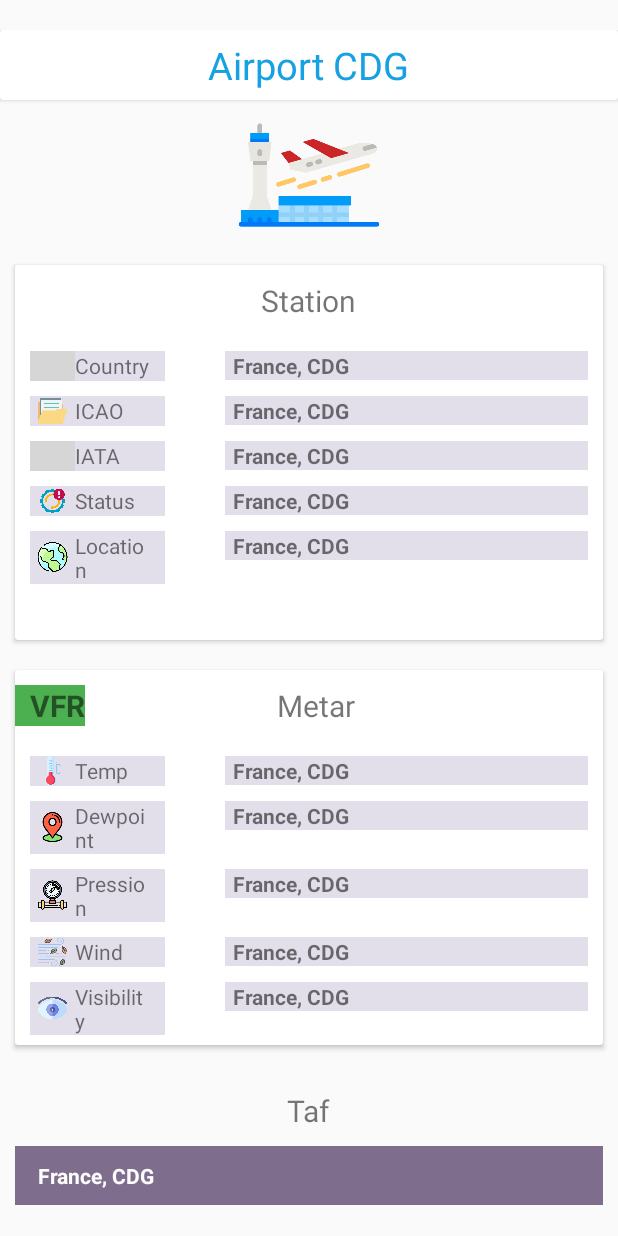
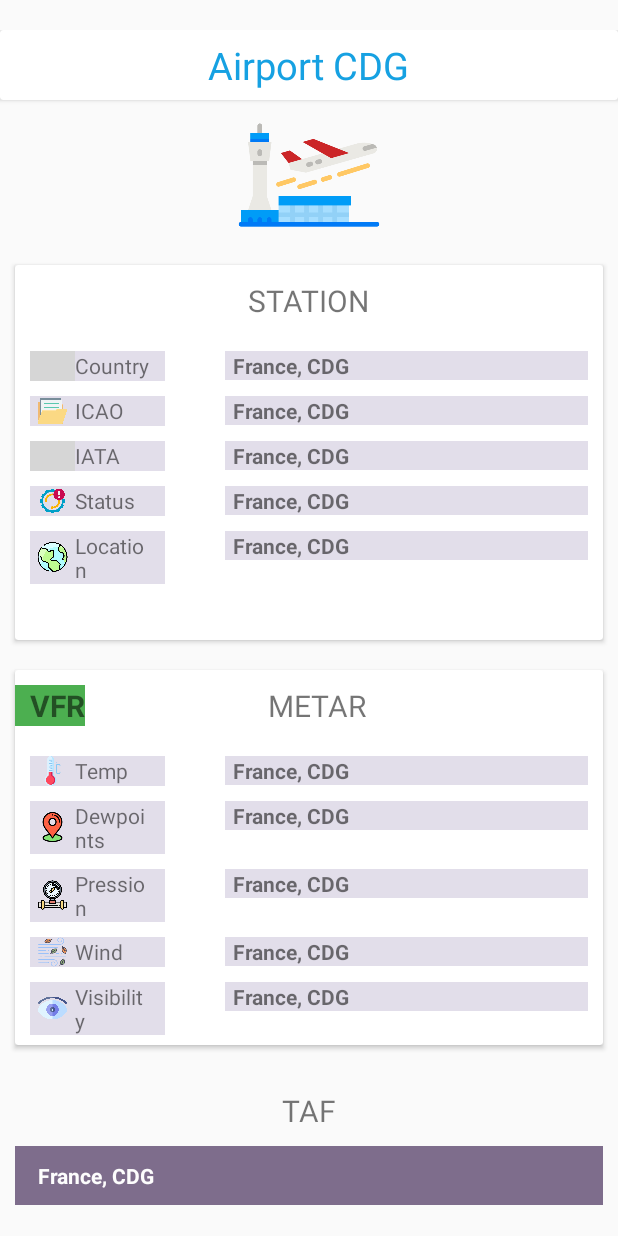
Before and after one commit to Manoucha/AeroportsApp1, an Android app: the layout fragment_page.xml on its own in the app's theme, with its tools: preview values and no code run, on a phone screen of 412 x 824 dp. Run offline under Robolectric (Android 15) with nearby library versions, the phone set to English and light mode, and no system bars; Roboto replaces fonts that are not available here; grey boxes are pictures that could not be loaded.

Commit message:
traduction done

```diff
--- a/app/src/main/res/layout/activity_splash_screen.xml
+++ b/app/src/main/res/layout/activity_splash_screen.xml
@@ -30,7 +30,7 @@
         android:layout_marginTop="20dp"
         android:textSize="30dp"
         android:fontFamily="@font/bubble"
-        android:text="Find all data you want"
+        android:text="@string/splash"
         android:textColor="#527C78" />
 
 </LinearLayout>
--- a/app/src/main/res/layout/fragment_historique.xml
+++ b/app/src/main/res/layout/fragment_historique.xml
@@ -25,7 +25,7 @@
                 android:layout_gravity="center"
                 android:layout_margin="6dp"
                 android:fontFamily="@font/bubble"
-                android:text="Aeroport recement cherchés"
+                android:text="@string/historique"
                 android:textColor="#16A1E2"
                 android:textSize="25sp"
                 tools:layout_constraintEnd_toEndOf="@+id/metar"
--- a/app/src/main/res/layout/fragment_page.xml
+++ b/app/src/main/res/layout/fragment_page.xml
@@ -55,7 +55,7 @@
             >
             <TextView
                 android:layout_width="wrap_content"
-                android:text="Station"
+                android:text="@string/station"
                 android:textSize="20dp"
                 android:layout_marginTop="10dp"
                 android:layout_marginBottom="10dp"
@@ -82,7 +82,7 @@
                 <TextView
                     android:layout_width="wrap_content"
                     android:layout_height="wrap_content"
-                    android:text="Country"
+                    android:text="@string/Country"
                     android:layout_marginEnd="10dp"
                     android:fontFamily="@font/annie_use_your_telescope"/>
                 </LinearLayout>
@@ -128,7 +128,7 @@
                     <TextView
                         android:layout_width="wrap_content"
                         android:layout_height="wrap_content"
-                        android:text="ICAO"
+                        android:text="@string/oaci"
                         android:layout_marginEnd="10dp"
                         android:fontFamily="@font/annie_use_your_telescope"/>
                 </LinearLayout>
@@ -175,7 +175,7 @@
                     <TextView
                         android:layout_width="wrap_content"
                         android:layout_height="wrap_content"
-                        android:text="IATA"
+                        android:text="@string/iata"
                         android:layout_marginEnd="10dp"
                         android:fontFamily="@font/annie_use_your_telescope"/>
                 </LinearLayout>
@@ -221,7 +221,7 @@
                     <TextView
                         android:layout_width="wrap_content"
                         android:layout_height="wrap_content"
-                        android:text="Status"
+                        android:text="@string/statut"
                         android:layout_marginEnd="10dp"
                         android:fontFamily="@font/annie_use_your_telescope"/>
                 </LinearLayout>
@@ -267,7 +267,7 @@
                     <TextView
                         android:layout_width="wrap_content"
                         android:layout_height="wrap_content"
-                        android:text="Location"
+                        android:text="@string/location"
                         android:layout_marginEnd="10dp"
                         android:fontFamily="@font/annie_use_your_telescope"/>
                 </LinearLayout>
@@ -345,7 +345,7 @@
                     android:layout_height="wrap_content"
                     android:layout_gravity="center_horizontal"
                     android:fontFamily="@font/bubble"
-                    android:text="Metar"
+                    android:text="@string/metar"
                     android:textSize="20dp"
                     app:layout_constraintBottom_toBottomOf="parent"
                     app:layout_constraintEnd_toEndOf="parent"
@@ -375,7 +375,7 @@
                     <TextView
                         android:layout_width="wrap_content"
                         android:layout_height="wrap_content"
-                        android:text="Temp"
+                        android:text="@string/temp"
                         android:fontFamily="@font/annie_use_your_telescope"/>
                 </LinearLayout>
 
@@ -420,7 +420,7 @@
                     <TextView
                         android:layout_width="wrap_content"
                         android:layout_height="wrap_content"
-                        android:text="Dewpoint"
+                        android:text="@string/dewpoints"
                         android:layout_marginEnd="10dp"
                         android:fontFamily="@font/annie_use_your_telescope"/>
                 </LinearLayout>
@@ -467,7 +467,7 @@
                     <TextView
                         android:layout_width="wrap_content"
                         android:layout_height="wrap_content"
-                        android:text="Pression"
+                        android:text="@string/pression"
                         android:layout_marginEnd="10dp"
                         android:fontFamily="@font/annie_use_your_telescope"/>
                 </LinearLayout>
@@ -513,7 +513,7 @@
                     <TextView
                         android:layout_width="wrap_content"
                         android:layout_height="wrap_content"
-                        android:text="Wind"
+                        android:text="@string/wind"
                         android:layout_marginEnd="10dp"
                         android:fontFamily="@font/annie_use_your_telescope"/>
                 </LinearLayout>
@@ -559,7 +559,7 @@
                     <TextView
                         android:layout_width="wrap_content"
                         android:layout_height="wrap_content"
-                        android:text="Visibility"
+                        android:text="@string/visibilite"
                         android:layout_marginEnd="10dp"
                         android:fontFamily="@font/annie_use_your_telescope"/>
                 </LinearLayout>
@@ -608,7 +608,7 @@
                     <TextView
                         android:layout_width="wrap_content"
                         android:layout_height="wrap_content"
-                        android:text="Cloud"
+                        android:text="@string/cloud"
                         android:layout_marginEnd="10dp"
                         android:fontFamily="@font/annie_use_your_telescope"/>
                 </LinearLayout>
@@ -653,7 +653,7 @@
                     android:layout_height="wrap_content"
                     android:layout_gravity="center_horizontal"
                     android:fontFamily="@font/bubble"
-                    android:text="Taf"
+                    android:text="@string/taf"
                     android:textSize="20dp"
                     android:layout_marginTop="20dp"
                     app:layout_constraintBottom_toBottomOf="parent"
--- a/app/src/main/res/layout/fragment_search.xml
+++ b/app/src/main/res/layout/fragment_search.xml
@@ -26,7 +26,7 @@
             android:layout_marginTop="20dp"
             android:textSize="20dp"
             android:fontFamily="@font/bubble"
-            android:text="Quel aeroport cherchez vous ?"
+            android:text="@string/question"
             android:textColor="#527C78" />
 
 
@@ -95,7 +95,7 @@
             android:layout_gravity="center_horizontal"
             android:letterSpacing="0.35"
             android:textColor="#838383"
-            android:text="SEARCH"
+            android:text="@string/searchbtn"
             android:visibility="invisible"
             android:layout_marginBottom="20dp"
             />
--- a/app/src/main/res/values/strings.xml
+++ b/app/src/main/res/values/strings.xml
@@ -1,10 +1,41 @@
 <resources>
-    <string name="app_name">Airport Finder</string>
+    <string name="app_name" translatable="false">Airport Finder</string>
     <!-- TODO: Remove or change this placeholder text -->
-    <string name="hello_blank_fragment">Hello blank fragment</string>
-    <string name="mapbox_access_token">pk.eyJ1IjoiaW1lbjgiLCJhIjoiY2t1czN2NWd1MDZsbDJvbzBsY211bjJuYiJ9.Q4_-hPdPHjrSFn9ooN8N9Q</string>
-    <string name="click_on_polygon_toast_instruction">Click anywhere within polygon FillLayer</string>
+    <string name="hello_blank_fragment" translatable="false">Hello blank fragment</string>
+    <string name="mapbox_access_token" translatable="false">pk.eyJ1IjoiaW1lbjgiLCJhIjoiY2t1czN2NWd1MDZsbDJvbzBsY211bjJuYiJ9.Q4_-hPdPHjrSFn9ooN8N9Q</string>
+    <string name="click_on_polygon_toast_instruction" translatable="false">Click anywhere within polygon FillLayer</string>
     <string name="toast_instruction">Tap on cards below</string>
-    <string name="rv_card_name">Location #%1$d</string>
-    <string name="rv_card_bed_info">This location has %1$d beds</string>
+    <string name="rv_card_name" translatable="false">Location #%1$d</string>
+    <string name="rv_card_bed_info" translatable="false">This location has %1$d beds</string>
+
+    <string name="splash">Yours to discover</string>
+    <string name="bot1">Airport</string>
+    <string name="bot2">Map</string>
+    <string name="bot3">History</string>
+    <string name="historique">Airports recently viewed</string>
+
+    <string name="station">STATION</string>
+    <string name="metar">METAR</string>
+    <string name="taf">TAF</string>
+    <string name="Country">Country</string>
+    <string name="oaci">ICAO</string>
+    <string name="iata">IATA</string>
+    <string name="statut">Status</string>
+    <string name="location">Location</string>
+    <string name="temp">Temp</string>
+    <string name="dewpoints">Dewpoints</string>
+    <string name="pression">Pression</string>
+    <string name="wind">Wind</string>
+    <string name="visibilite">Visibility</string>
+    <string name="cloud">Cloud</string>
+    <string name="question">What airport are you looking for ?</string>
+    <string name="searchbtn">Search</string>
+    <string name="forcast">Forcast period</string>
+    <string name="forcastype">Forcast type</string>
+    <string name="winds">Winds</string>
+    <string name="ceiling">Ceiling</string>
+    <string name="clouds">Clouds</string>
+    <string name="weather">Weather</string>
+
+
 </resources>
--- a/app/src/main/res/xml/bottombar_tabs.xml
+++ b/app/src/main/res/xml/bottombar_tabs.xml
@@ -4,14 +4,14 @@
         <tab
             id="@+id/search"
             icon="@drawable/airport_5"
-            title="Aeroport" />
+            title="@string/bot1" />
         <tab
             id="@+id/map"
             icon="@drawable/map_2"
-            title="Maps" />
+            title="@string/bot2" />
         <tab
             id="@+id/his"
             icon="@drawable/historique"
-            title="Historique" />
+            title="@string/bot3" />
     </tabs>
 </PreferenceScreen>
```
Also changed, not shown: app/src/main/res/layout/taf_item.xml (+7 -7 lines), 1 other file.
